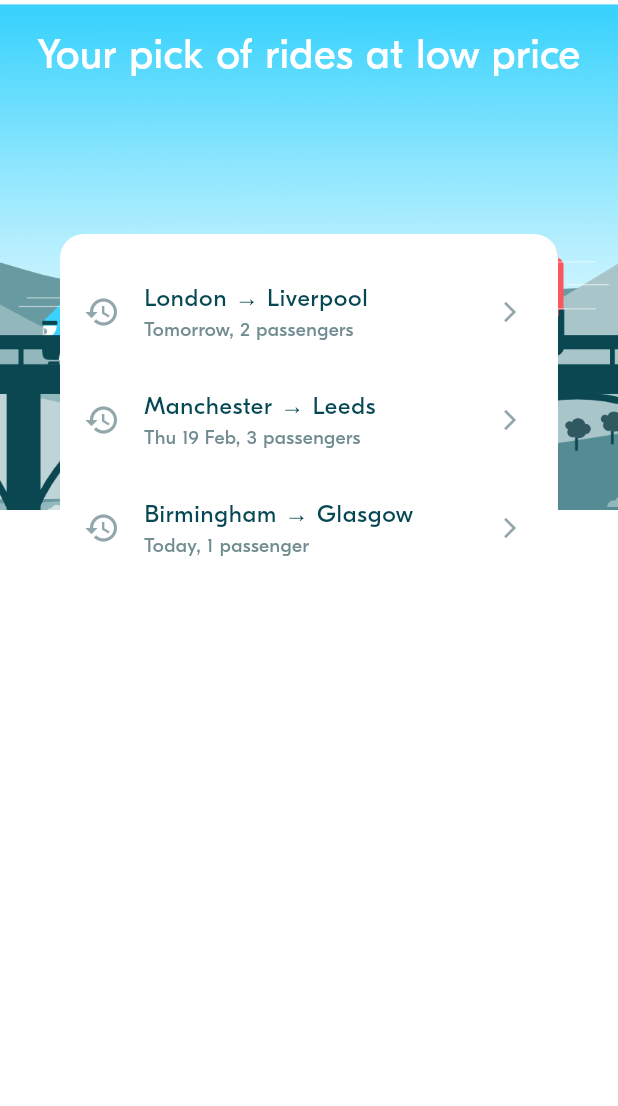
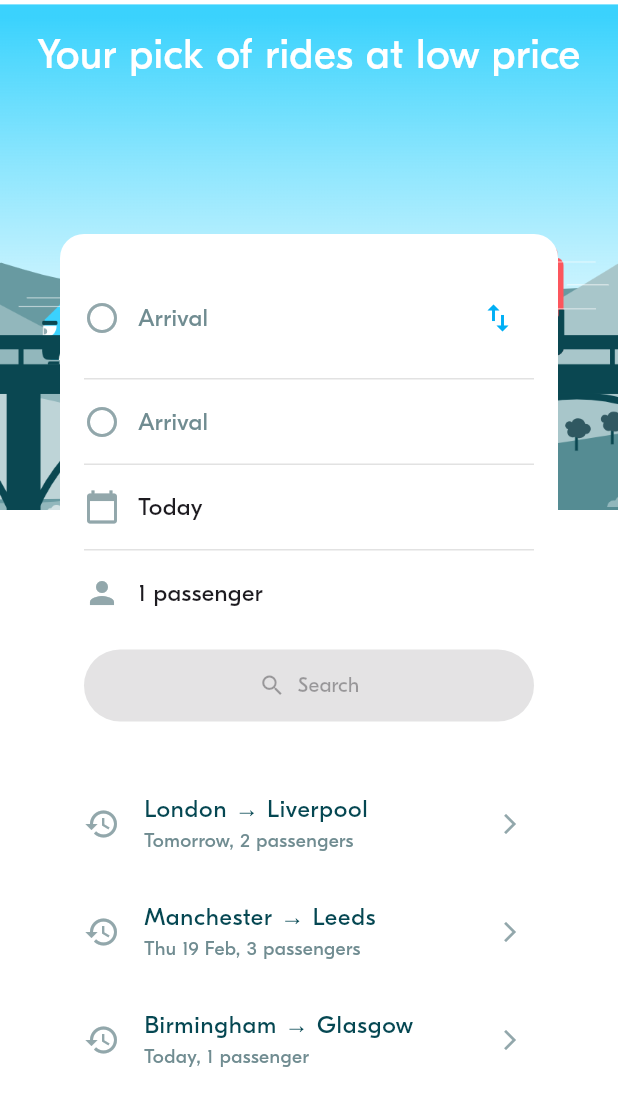
Before and after one commit to praseth-002/w3-blablacar, a Flutter app: the screen it shows after launch, on a phone screen of 412 x 824 dp. Shown: the top 1106 px of the screen. Run offline on Flutter 3.47's test engine with Material 3 defaults, Android fonts, the phone set to English and light mode, and no system bars; project files that could hold a hidden picture were left out.

Commit message:
bla002 - added widget button bla003 - added form

```diff
--- a/lib/screens/ride_pref/widgets/ride_pref_form.dart
+++ b/lib/screens/ride_pref/widgets/ride_pref_form.dart
@@ -1,7 +1,12 @@
+import 'package:blabla/dummy_data/dummy_data.dart';
+import 'package:blabla/widgets/actions/bla_button.dart';
+import 'package:blabla/widgets/display/bla_divider.dart';
 import 'package:flutter/material.dart';
 
 import '../../../model/ride/locations.dart';
 import '../../../model/ride_pref/ride_pref.dart';
+import '../../../theme/theme.dart';
+import '../../../utils/date_time_util.dart';
 
 ///
 /// A Ride Preference From is a view to select:
@@ -15,8 +20,9 @@ import '../../../model/ride_pref/ride_pref.dart';
 class RidePrefForm extends StatefulWidget {
   // The form can be created with an optional initial RidePref.
   final RidePref? initRidePref;
+  final void Function(RidePref)? onSubmit;
 
-  const RidePrefForm({super.key, this.initRidePref});
+  const RidePrefForm({super.key, this.initRidePref, this.onSubmit});
 
   @override
   State<RidePrefForm> createState() => _RidePrefFormState();
@@ -28,8 +34,6 @@ class _RidePrefFormState extends State<RidePrefForm> {
   Location? arrival;
   late int requestedSeats;
 
-
-
   // ----------------------------------
   // Initialize the Form attributes
   // ----------------------------------
@@ -38,28 +42,173 @@ class _RidePrefFormState extends State<RidePrefForm> {
   void initState() {
     super.initState();
     // TODO
+    departure = widget.initRidePref?.departure;
+    arrival = widget.initRidePref?.arrival;
+    departureDate = widget.initRidePref?.departureDate ?? DateTime.now();
+    requestedSeats = widget.initRidePref?.requestedSeats ?? 1;
   }
 
   // ----------------------------------
   // Handle events
   // ----------------------------------
 
+  bool get _isFormValid =>
+      departure != null &&
+      arrival != null &&
+      departure != arrival &&
+      requestedSeats > 0;
+
+  void _swapLocations() {
+    setState(() {
+      final tmp = departure;
+      departure = arrival;
+      arrival = tmp;
+    });
+  }
+
+  void _submit() {
+    if (!_isFormValid) return;
+
+    final ridePref = RidePref(
+      departure: departure!,
+      arrival: arrival!,
+      departureDate: departureDate,
+      requestedSeats: requestedSeats,
+    );
+
+    widget.onSubmit?.call(ridePref);
+  }
 
   // ----------------------------------
   // Compute the widgets rendering
   // ----------------------------------
 
-
   // ----------------------------------
   // Build the widgets
   // ----------------------------------
+
   @override
   Widget build(BuildContext context) {
-    return Column(
-        mainAxisAlignment: MainAxisAlignment.start,
+    return Container(
+      padding: const EdgeInsets.all(BlaSpacings.m),
+      decoration: BoxDecoration(
+        color: BlaColors.white,
+        borderRadius: BorderRadius.circular(BlaSpacings.radiusLarge),
+      ),
+      child: Column(
         crossAxisAlignment: CrossAxisAlignment.stretch,
         children: [
+          _locationRow(
+            icon: Icons.radio_button_unchecked,
+            text: departure != null
+                ? '${departure!.name}, ${departure!.country.name}'
+                : 'Arrival',
+            trailing: IconButton(
+              icon: Icon(Icons.swap_vert, color: BlaColors.primary),
+              onPressed: _swapLocations,
+            ),
+            onTap: () {
+              setState(() => departure = fakeLocations.first);
+            },
+          ),
+          BlaDivider(),
+          _locationRow(
+            icon: Icons.radio_button_unchecked,
+            text: arrival != null
+                ? '${arrival!.name}, ${arrival!.country.name}'
+                : 'Arrival',
+            onTap: () {
+              setState(() => arrival = fakeLocations.last);
+            },
+          ),
+          BlaDivider(),
+          _simpleRow(
+            icon: Icons.calendar_today,
+            text: DateTimeUtils.formatDateTime(departureDate),
+            onTap: _pickDate,
+          ),
+          BlaDivider(),
+          _simpleRow(
+            icon: Icons.person,
+            text: '$requestedSeats passenger${requestedSeats > 1 ? "s" : ""}',
+            onTap: () {},
+          ),
+          SizedBox(
+            height: 10,
+          ),
+          BlaButton(
+            icon: Icons.search,
+            text: 'Search',
+            onPressed: _isFormValid ? _submit : null,
+          ),
+        ],
+      ),
+    );
+  }
 
-        ]);
+  Widget _locationRow({
+    required IconData icon,
+    required String text,
+    required VoidCallback onTap,
+    Widget? trailing,
+  }) {
+    return GestureDetector(
+      onTap: onTap,
+      behavior: HitTestBehavior.opaque,
+      child: Padding(
+        padding: const EdgeInsets.symmetric(vertical: BlaSpacings.m),
+        child: Row(
+          children: [
+            Icon(icon, color: BlaColors.iconLight),
+            const SizedBox(width: 12),
+            Expanded(
+              child: Text(
+                text,
+                style: BlaTextStyles.body.copyWith(
+                  color: text == 'Departure' || text == 'Arrival'
+                      ? BlaColors.textLight
+                      : BlaColors.textNormal,
+                ),
+              ),
+            ),
+            if (trailing != null) trailing,
+          ],
+        ),
+      ),
+    );
+  }
+
+  Widget _simpleRow({
+    required IconData icon,
+    required String text,
+    required VoidCallback onTap,
+  }) {
+    return GestureDetector(
+      onTap: onTap,
+      behavior: HitTestBehavior.opaque,
+      child: Padding(
+        padding: const EdgeInsets.symmetric(vertical: BlaSpacings.m),
+        child: Row(
+          children: [
+            Icon(icon, color: BlaColors.iconLight),
+            const SizedBox(width: 12),
+            Text(text, style: BlaTextStyles.body),
+          ],
+        ),
+      ),
+    );
+  }
+
+  void _pickDate() async {
+    final picked = await showDatePicker(
+      context: context,
+      initialDate: departureDate,
+      firstDate: DateTime.now(),
+      lastDate: DateTime.now().add(const Duration(days: 365)),
+    );
+
+    if (picked != null) {
+      setState(() => departureDate = picked);
+    }
   }
 }
--- /dev/null
+++ b/lib/widgets/actions/bla_button.dart
@@ -0,0 +1,61 @@
+import 'package:flutter/material.dart';
+import '../../theme/theme.dart';
+
+enum BlaButtonType { primary, secondary }
+
+class BlaButton extends StatelessWidget {
+  final IconData? icon;
+  final String text;
+  final VoidCallback? onPressed;
+  final BlaButtonType type;
+
+  const BlaButton({
+    super.key,
+    this.icon,
+    required this.text,
+    required this.onPressed,
+    this.type = BlaButtonType.primary,
+  });
+
+  bool get _isPrimary => type == BlaButtonType.primary;
+  @override
+  Widget build(BuildContext context) {
+    final bool isDisabled = onPressed == null;
+
+    return SizedBox(
+      height: 48,
+      child: ElevatedButton(
+        onPressed: onPressed,
+        style: ElevatedButton.styleFrom(
+          elevation: 0,
+          backgroundColor: isDisabled
+              ? BlaColors.disabled
+              : _isPrimary
+              ? BlaColors.primary
+              : Colors.white,
+          foregroundColor: isDisabled
+              ? BlaColors.textLight
+              : _isPrimary
+              ? Colors.white
+              : BlaColors.primary,
+          shape: RoundedRectangleBorder(
+            borderRadius: BorderRadius.circular(BlaSpacings.radiusLarge),
+            side: _isPrimary || isDisabled
+                ? BorderSide.none
+                : BorderSide(color: BlaColors.primary),
+          ),
+        ),
+        child: Row(
+          mainAxisSize: MainAxisSize.min,
+          children: [
+            if (icon != null) ...[
+              Icon(icon, size: 18),
+              const SizedBox(width: 8),
+            ],
+            Text(text, style: BlaTextStyles.button),
+          ],
+        ),
+      ),
+    );
+  }
+}
```
Also changed, not shown: 1 other file.
